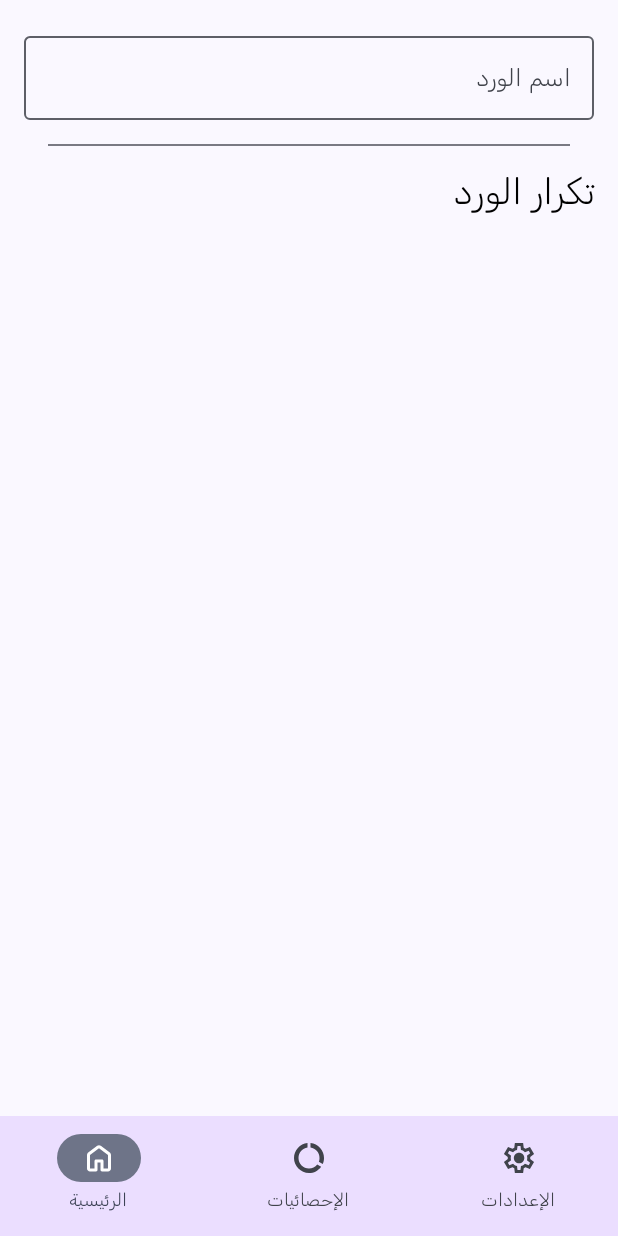
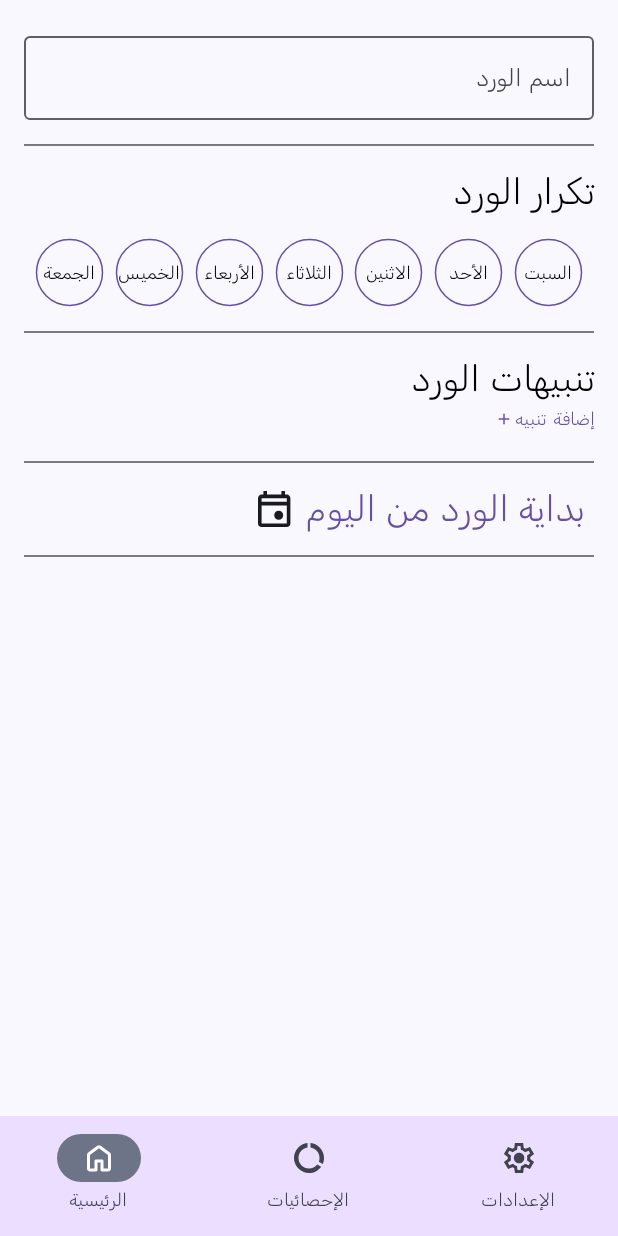
Before and after one commit to Mohamed-Elhanafy/RiyadAl-QulubComposed, an Android app built with Jetpack Compose: the screen it shows after launch (MainActivity), on a phone screen of 412 x 824 dp. Run offline under Robolectric (Android 15) with nearby library versions, the phone set to English and light mode, and no system bars; our stand-ins replace Dagger/Hilt's generated code, Room's generated code.

Commit message:
-adding some functionality to add screen

```diff
--- a/app/src/main/java/com/example/riyadal_qulub/ui/addingWirdScreen/AddWirdScreen.kt
+++ b/app/src/main/java/com/example/riyadal_qulub/ui/addingWirdScreen/AddWirdScreen.kt
@@ -1,23 +1,35 @@
 package com.example.riyadal_qulub.ui.addingWirdScreen
 
+import androidx.compose.foundation.clickable
+import androidx.compose.foundation.layout.Arrangement
 import androidx.compose.foundation.layout.Column
+import androidx.compose.foundation.layout.Row
+import androidx.compose.foundation.layout.Spacer
 import androidx.compose.foundation.layout.fillMaxSize
 import androidx.compose.foundation.layout.fillMaxWidth
 import androidx.compose.foundation.layout.padding
+import androidx.compose.foundation.layout.size
+import androidx.compose.material.icons.Icons
+import androidx.compose.material.icons.filled.Add
 import androidx.compose.material3.Divider
+import androidx.compose.material3.Icon
 import androidx.compose.material3.OutlinedTextField
 import androidx.compose.material3.Text
 import androidx.compose.material3.TextFieldColors
 import androidx.compose.runtime.Composable
 import androidx.compose.runtime.getValue
+import androidx.compose.ui.Alignment
 import androidx.compose.ui.Modifier
 import androidx.compose.ui.graphics.Color
+import androidx.compose.ui.res.painterResource
 import androidx.compose.ui.text.style.TextAlign
 import androidx.compose.ui.tooling.preview.Preview
 import androidx.compose.ui.unit.dp
 import androidx.compose.ui.unit.sp
 import androidx.hilt.navigation.compose.hiltViewModel
 import androidx.lifecycle.compose.collectAsStateWithLifecycle
+import com.example.riyadal_qulub.R
+import com.example.riyadal_qulub.ui.components.ClickableWeekDays
 import com.example.riyadal_qulub.ui.theme.Primary
 import com.example.riyadal_qulub.ui.theme.rubikSansFamily
 
@@ -47,7 +59,7 @@ fun AddWirdScreen(
             //todo add colors
         )
 
-        Divider(modifier = Modifier.padding(16.dp))
+        Divider(modifier = Modifier.padding(vertical = 16.dp))
 
         Text(
             text = "تكرار الورد",
@@ -55,6 +67,68 @@ fun AddWirdScreen(
             fontSize = 24.sp,
             color = Color.Black, textAlign = TextAlign.End, modifier = Modifier.fillMaxWidth()
         )
+        Spacer(modifier = Modifier.padding(8.dp))
+        ClickableWeekDays()
+        Divider(modifier = Modifier.padding(vertical = 16.dp))
+        Text(
+            text = "تنبيهات الورد",
+            fontFamily = rubikSansFamily,
+            fontSize = 24.sp,
+            color = Color.Black, textAlign = TextAlign.End, modifier = Modifier.fillMaxWidth()
+        )
+        Row(
+            horizontalArrangement = Arrangement.End,
+            modifier = Modifier.fillMaxWidth(),
+            verticalAlignment = Alignment.CenterVertically
+        ) {
+            Icon(
+                imageVector = Icons.Default.Add,
+                contentDescription = "Add",
+                tint = Primary,
+                modifier = Modifier.size(12.dp) // Adjust the size as needed
+            )
+            Text(
+                text = "إضافة تنبيه",
+                fontFamily = rubikSansFamily,
+                fontSize = 12.sp,
+                color = Primary,
+                textAlign = TextAlign.End,
+                modifier = Modifier
+                    .clickable {
+
+                    }
+            )
+
+        }
+        Divider(modifier = Modifier.padding(vertical = 16.dp))
+
+        Row(
+            horizontalArrangement = Arrangement.End,
+            modifier = Modifier.fillMaxWidth(),
+            verticalAlignment = Alignment.CenterVertically
+        ) {
+
+            Icon(
+                painter = painterResource(id = R.drawable.ic_calender),
+                contentDescription = "Add",
+
+                modifier = Modifier.size(24.dp) // Adjust the size as needed
+            )
+            Spacer(modifier = Modifier.padding(4.dp))
+            Text(
+                text = "بداية الورد من اليوم ",
+                fontFamily = rubikSansFamily,
+                fontSize = 24.sp,
+                color = Primary,
+                textAlign = TextAlign.End,
+                modifier = Modifier
+                    .clickable {
+
+                    }
+            )
+        }
+        Divider(modifier = Modifier.padding(vertical = 16.dp))
+
 
     }
 }
--- /dev/null
+++ b/app/src/main/java/com/example/riyadal_qulub/ui/components/ClickableDayCircle.kt
@@ -0,0 +1,64 @@
+package com.example.riyadal_qulub.ui.components
+
+import androidx.compose.foundation.Canvas
+import androidx.compose.foundation.clickable
+import androidx.compose.foundation.layout.Box
+import androidx.compose.foundation.layout.size
+import androidx.compose.material3.Text
+import androidx.compose.runtime.Composable
+import androidx.compose.runtime.MutableState
+import androidx.compose.runtime.mutableStateOf
+import androidx.compose.runtime.remember
+import androidx.compose.ui.Alignment
+import androidx.compose.ui.Modifier
+import androidx.compose.ui.graphics.Color
+import androidx.compose.ui.graphics.drawscope.Fill
+import androidx.compose.ui.graphics.drawscope.Stroke
+import androidx.compose.ui.tooling.preview.Preview
+import androidx.compose.ui.unit.dp
+import androidx.compose.ui.unit.sp
+import com.example.riyadal_qulub.ui.theme.Primary
+import com.example.riyadal_qulub.ui.theme.rubikSansFamily
+
+private const val BOX_SIZE = 46
+
+@Composable
+fun DayCircle(clickedState: MutableState<Boolean>) {
+    Canvas(modifier = Modifier
+        .size(BOX_SIZE.dp)
+        .clickable { clickedState.value = !clickedState.value }) {
+        val radius = size.minDimension / 2 - 1.dp.toPx()
+        drawCircle(
+            color = Primary,
+            center = center,
+            radius = radius,
+            style = if (clickedState.value) Fill else Stroke(width = 1.dp.toPx())
+        )
+    }
+}
+
+@Composable
+fun ClickableDayCircle(day: String = "الأحد", clicked: Boolean = false) {
+    val clickedState = remember { mutableStateOf(clicked) }
+    Box(contentAlignment = Alignment.Center) {
+        DayCircle(clickedState = clickedState)
+        DayText(day = day, clickedState = clickedState.value)
+    }
+}
+
+@Composable
+fun DayText(day: String, clickedState: Boolean) {
+    Text(
+        text = day,
+        color = if (clickedState) Color.White else Color.Black,
+        fontFamily = rubikSansFamily,
+        fontSize = 12.sp,
+    )
+}
+
+
+@Preview
+@Composable
+fun ClickableDayCirclePreview() {
+    ClickableDayCircle()
+}
--- a/app/src/main/java/com/example/riyadal_qulub/ui/components/DayItem.kt
+++ /dev/null
@@ -1,60 +0,0 @@
-package com.example.riyadal_qulub.ui.components
-
-import androidx.compose.foundation.Canvas
-import androidx.compose.foundation.background
-import androidx.compose.foundation.border
-import androidx.compose.foundation.clickable
-import androidx.compose.foundation.layout.Box
-import androidx.compose.foundation.layout.size
-import androidx.compose.foundation.shape.CircleShape
-import androidx.compose.material3.Text
-import androidx.compose.runtime.Composable
-import androidx.compose.runtime.mutableStateOf
-import androidx.compose.runtime.remember
-import androidx.compose.ui.Alignment
-import androidx.compose.ui.Modifier
-import androidx.compose.ui.draw.clip
-import androidx.compose.ui.graphics.Color
-import androidx.compose.ui.graphics.drawscope.DrawStyle
-import androidx.compose.ui.graphics.drawscope.Fill
-import androidx.compose.ui.graphics.drawscope.Stroke
-import androidx.compose.ui.graphics.vector.VectorProperty
-import androidx.compose.ui.tooling.preview.Preview
-import androidx.compose.ui.unit.dp
-import com.example.riyadal_qulub.ui.theme.Primary
-import com.example.riyadal_qulub.ui.theme.rubikSansFamily
-
-@Composable
-fun DayItem(day: String = "الأحد", clicked: Boolean = false) {
-    val clickedState = remember {
-        mutableStateOf(clicked)
-    }
-    Box(
-        contentAlignment = Alignment.Center,
-        modifier = Modifier.clickable {
-            clickedState.value = !clickedState.value
-        }
-    ) {
-        Canvas(modifier = Modifier.size(64.dp), onDraw = {
-            val radius = size.minDimension / 2 - 1.dp.toPx()  //-1 to make the circle fit inside the box
-            drawCircle(
-                color = Primary,
-                center = center,
-                radius = radius,
-                style = if (clickedState.value) Fill else Stroke(width = 1.dp.toPx())
-            )
-        })
-        Text(
-            text = day,
-            color = if (clickedState.value) Color.White else Color.Black,
-            fontFamily = rubikSansFamily
-        )
-    }
-}
-
-
-@Preview
-@Composable
-fun DayItemPreview() {
-    DayItem()
-}
--- /dev/null
+++ b/app/src/main/java/com/example/riyadal_qulub/ui/components/RawDays.kt
@@ -0,0 +1,42 @@
+package com.example.riyadal_qulub.ui.components
+
+import androidx.compose.foundation.layout.Arrangement
+import androidx.compose.foundation.layout.Row
+import androidx.compose.foundation.layout.fillMaxWidth
+import androidx.compose.runtime.Composable
+import androidx.compose.ui.Modifier
+import androidx.compose.ui.tooling.preview.Preview
+import java.time.DayOfWeek
+import java.time.format.TextStyle
+import java.util.Locale
+
+@Composable
+fun ClickableWeekDays() {
+    // Create a list of days of the week
+    val daysOfWeek = listOf(
+        DayOfWeek.FRIDAY,
+        DayOfWeek.THURSDAY,
+        DayOfWeek.WEDNESDAY,
+        DayOfWeek.TUESDAY,
+        DayOfWeek.MONDAY,
+        DayOfWeek.SUNDAY,
+        DayOfWeek.SATURDAY
+    )
+
+    // Create a row of ClickableDayCircle for each day of the week
+    Row(modifier = Modifier.fillMaxWidth(), horizontalArrangement = Arrangement.SpaceEvenly) {
+        for (dayOfWeek in daysOfWeek) {
+            // Get the day of the week in Arabic
+            val dayOfWeekInArabic = dayOfWeek.getDisplayName(TextStyle.FULL, Locale("ar"))
+            // Create a ClickableDayCircle for the day
+            ClickableDayCircle(day = dayOfWeekInArabic)
+        }
+    }
+}
+
+
+@Composable
+@Preview
+fun clickableWeekDaysPreview() {
+    ClickableWeekDays()
+}
--- /dev/null
+++ b/app/src/main/res/drawable/ic_calender.xml
@@ -0,0 +1,9 @@
+<vector xmlns:android="http://schemas.android.com/apk/res/android"
+    android:width="18dp"
+    android:height="20dp"
+    android:viewportWidth="18"
+    android:viewportHeight="20">
+    <path
+        android:fillColor="#FF000000"
+        android:pathData="M11.5 16c-0.7 0-1.3-0.24-1.78-0.72C9.24 14.79 9 14.2 9 13.5s0.24-1.3 0.72-1.78C10.21 11.24 10.8 11 11.5 11s1.3 0.24 1.78 0.72C13.76 12.21 14 12.8 14 13.5s-0.24 1.3-0.72 1.78C12.79 15.76 12.2 16 11.5 16ZM2 20c-0.55 0-1.02-0.2-1.41-0.59C0.19 19.02 0 18.55 0 18V4c0-0.55 0.2-1.02 0.59-1.41C0.98 2.19 1.45 2 2 2h1V0h2v2h8V0h2v2h1c0.55 0 1.02 0.2 1.41 0.59C17.81 2.98 18 3.45 18 4v14c0 0.55-0.2 1.02-0.59 1.41C17.02 19.81 16.55 20 16 20H2Zm0-2h14V8H2v10ZM2 6h14V4H2v2Z"/>
+</vector>
```
